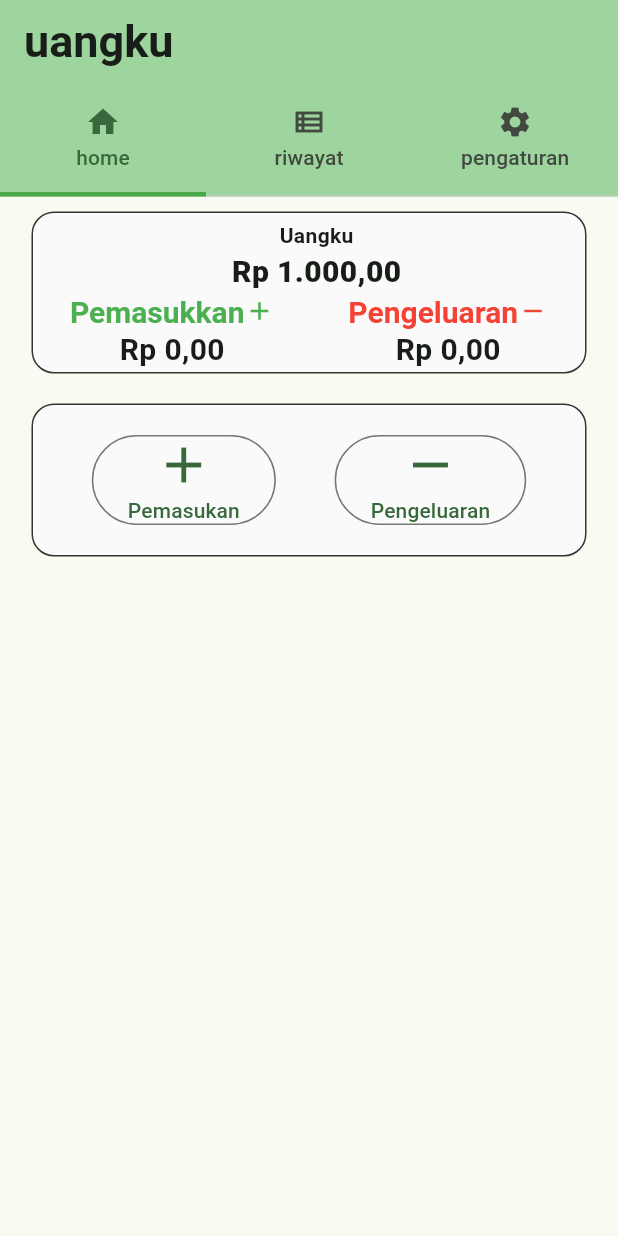
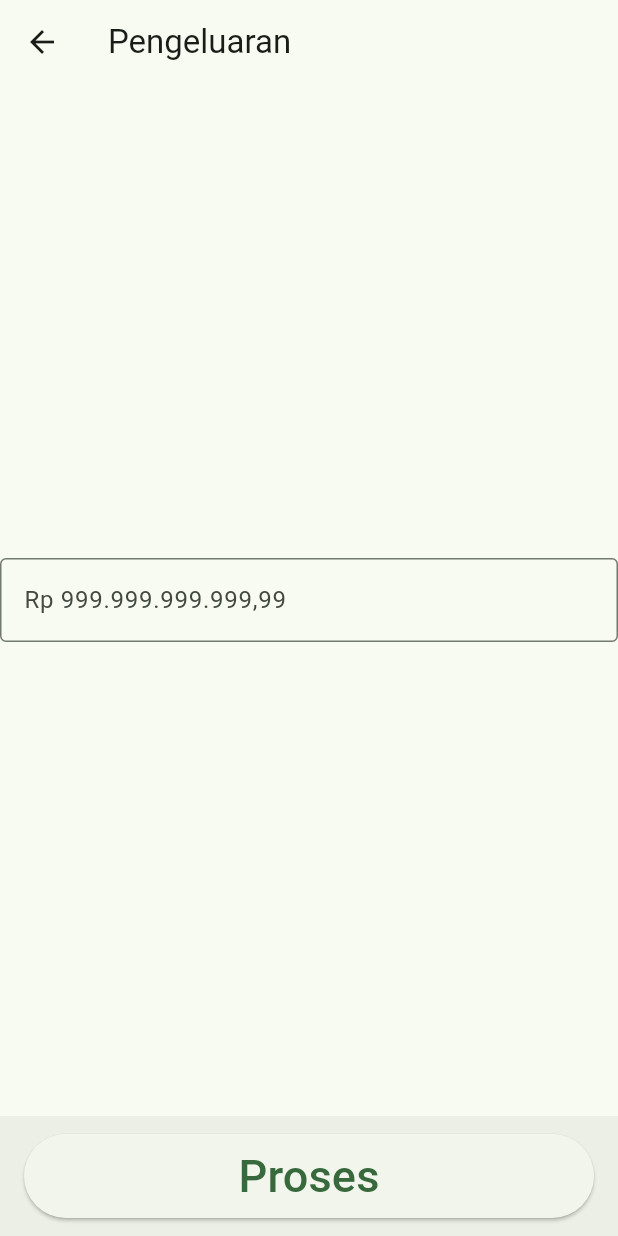
Before and after one commit to RidhoAji921/uangku_app, a Flutter app: the screen it shows after launch, after a tap on "Pengeluaran", on a phone screen of 412 x 824 dp. Run offline on Flutter 3.47's test engine with Material 2 defaults, Android fonts, the phone set to English and light mode, and no system bars; our stand-ins replace currency_text_input_formatter.

Commit message:
Membuat halaman untuk memasukkan pengeluaran

```diff
--- a/lib/main.dart
+++ b/lib/main.dart
@@ -33,7 +33,7 @@ class MyHomePage extends StatefulWidget {
 }
 
 class _MyHomePageState extends State<MyHomePage> {
-  Uang uang = Uang(uang: 1000);
+  Uang uang = Uang(uang: 0);
 
   List<Tab> tabs = [
     const Tab(
--- a/lib/pages/home.dart
+++ b/lib/pages/home.dart
@@ -1,5 +1,6 @@
 import 'package:flutter/material.dart';
 import './pemasukan_page.dart';
+import './pengeluaran_page.dart';
 import 'package:uangku_app/format_currency.dart';
 import 'package:uangku_app/uang.dart';
 
@@ -23,6 +24,13 @@ class _HomeBodyPageState extends State<HomeBodyPage> {
 
   void tambahUangState(double uang){
     uangObj.tambahUang(uang);
+    setState(() {
+      uangDisplay = uangObj.getUang();
+    });
+  }
+
+  void kurangUangState(double uang){
+    uangObj.kurangUang(uang);
     setState(() {
       uangDisplay = uangObj.getUang();
     });
@@ -54,7 +62,7 @@ class _HomeBodyPageState extends State<HomeBodyPage> {
               Padding(
                 padding: EdgeInsets.only(top: 0, left: 10),
                 child: Text(
-                  CurrencyFormat.convertToIdr(uangObj.uang, 2),
+                  CurrencyFormat.convertToIdr(uangObj.uang, 0),
                   style: TextStyle(fontSize: 20, fontWeight: FontWeight.w900),
                 ),
               ),
@@ -73,7 +81,7 @@ class _HomeBodyPageState extends State<HomeBodyPage> {
                           ]
                         )
                       ),
-                      Text("${CurrencyFormat.convertToIdr(uangObj.getPemasukan(), 2)}", style: TextStyle(fontSize: 20, fontWeight: FontWeight.w700)),
+                      Text("${CurrencyFormat.convertToIdr(uangObj.getPemasukan(), 0)}", style: TextStyle(fontSize: 20, fontWeight: FontWeight.w700)),
                     ]
                   ),
                   Column(
@@ -88,7 +96,7 @@ class _HomeBodyPageState extends State<HomeBodyPage> {
                           ]
                         )
                       ),
-                      Text("${CurrencyFormat.convertToIdr(uangObj.getPengeluaran(), 2)}", style: TextStyle(fontSize: 20, fontWeight: FontWeight.w700)),
+                      Text("${CurrencyFormat.convertToIdr(uangObj.getPengeluaran(), 0)}", style: TextStyle(fontSize: 20, fontWeight: FontWeight.w700)),
                     ]
                   ),
                 ],
@@ -127,7 +135,12 @@ class _HomeBodyPageState extends State<HomeBodyPage> {
                   )
                 ),
                 OutlinedButton(
-                  onPressed: () {print("Pengeluaran");},
+                  onPressed: () {
+                    Navigator.push(
+                      context,
+                      MaterialPageRoute(builder: (context) => Pengeluaran_page(kurangUang: kurangUangState)),
+                    );
+                  },
                   child: const Column(
                     children: [
                       Icon(Icons.remove, size: 40,),
--- /dev/null
+++ b/lib/pages/pengeluaran_page.dart
@@ -0,0 +1,48 @@
+import 'package:flutter/material.dart';
+import 'package:currency_text_input_formatter/currency_text_input_formatter.dart';
+
+class Pengeluaran_page extends StatelessWidget {
+  Pengeluaran_page({super.key, required this.kurangUang});
+
+  final Function(double) kurangUang;
+  final pengeluaranController = TextEditingController();
+
+  Widget build(BuildContext context){
+    return Scaffold(
+      appBar: AppBar(
+        title: const Text("Pengeluaran"),
+      ),
+      body: Column(
+        mainAxisAlignment: MainAxisAlignment.center,
+        children: [
+          Container(
+            width: double.infinity,
+            child: TextField(
+              controller: pengeluaranController,
+              decoration: InputDecoration(
+                border: OutlineInputBorder(),
+                labelText: 'Rp 999.999.999.999,99',
+              ),
+              keyboardType: TextInputType.number,
+              inputFormatters: [CurrencyTextInputFormatter(
+                locale: 'id',
+                decimalDigits: 0,
+                symbol: 'Rp',)
+              ],
+            ),
+          )
+        ],
+      ),
+      bottomNavigationBar: BottomAppBar(
+        child: ElevatedButton(
+          onPressed: () {
+            String text = pengeluaranController.text.replaceAll(RegExp(r'[^0-9]'),'');
+            kurangUang(double.parse(text));
+            Navigator.pop(context);
+          },
+          child: const Text("Proses", style: TextStyle(fontSize: 30),),
+        ),
+      )
+    );
+  }
+}
--- a/lib/uang.dart
+++ b/lib/uang.dart
@@ -25,7 +25,6 @@ class Uang{
   void tambahUang(double uang){
     this.uang = this.uang + uang;
     pemasukan = pemasukan + uang;
-    print("Pemasukan: $pemasukan\nUang: ${this.uang}");
   }
 
   void kurangUang(double uang){
```
